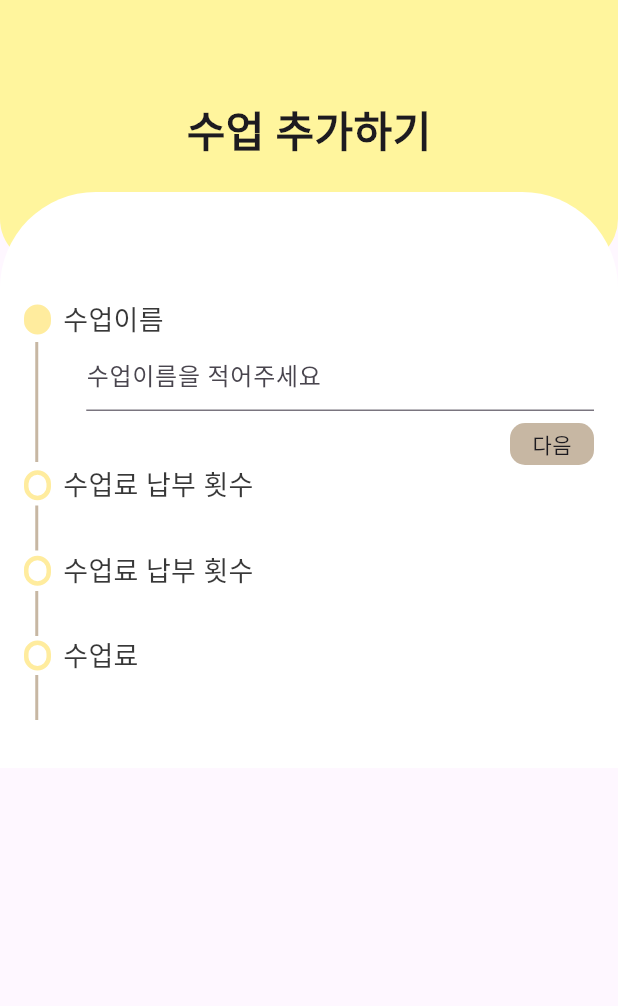
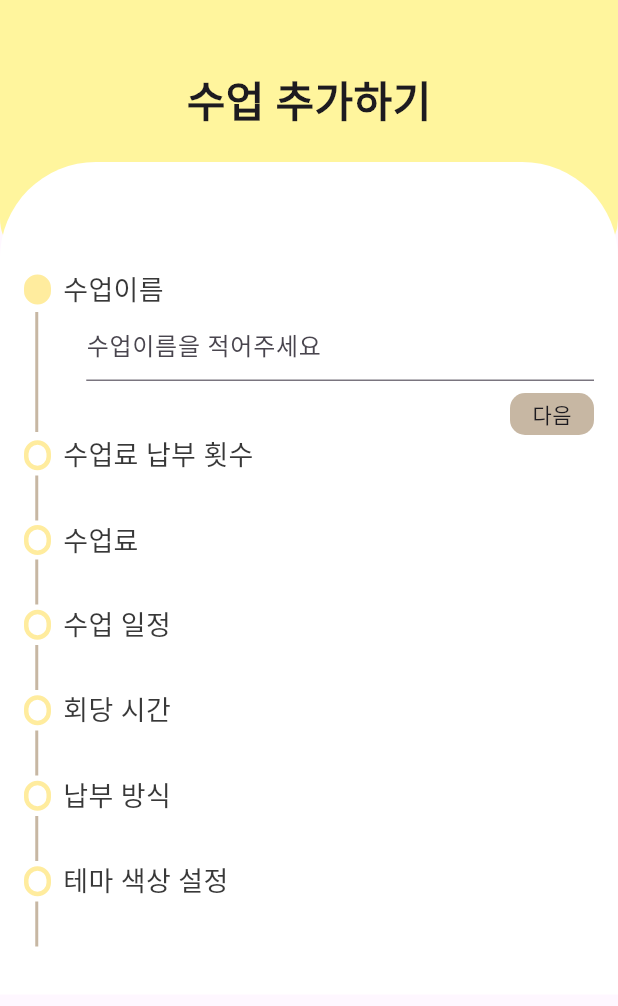
Before and after one commit to STUDULER/studuler_frontend, a Flutter app: the AddClassPage screen opened directly, on a phone screen of 412 x 824 dp, the part 111-1117 px from its top. Run offline on Flutter 3.47's test engine with Material 3 defaults, Android fonts, the phone set to English and light mode, and no system bars; our stand-ins replace card_swiper, dio, flutter_secure_storage, google_sign_in; missing offline and left inert: kakao_flutter_sdk; accounts and stored records are empty.

Commit message:
class input tile 폴더를 만들어서 거기에 정리

```diff
--- a/lib/teacher/page/add_class_page.dart
+++ b/lib/teacher/page/add_class_page.dart
@@ -3,6 +3,9 @@ import 'package:studuler/teacher/widget/add_class_tile.dart';
 
 import '../../common/util/gesture_dectector_hiding_keyboard.dart.dart';
 import '../../common/widget/background.dart';
+import '../widget/add_class_input_tile/class_name_input_tile.dart';
+import '../widget/add_class_input_tile/class_price_input_tile.dart';
+import '../widget/add_class_input_tile/number_of_classes_to_pay_input_tile.dart';
 
 class AddClassPage extends StatefulWidget {
   const AddClassPage({super.key});
@@ -67,14 +70,15 @@ class _AddClassPageState extends State<AddClassPage> {
     );
 
     return Scaffold(
-      body: Stack(
+      body: GestureDectectorHidingKeyboard(
+        child: Stack(
           children: [
             const Background(
               iconActionButtons: [],
             ),
             Column(
               children: [
-              const SizedBox(height: 140),
+                const SizedBox(height: 120),
                 const Text(
                   "수업 추가하기",
                   style: TextStyle(
@@ -86,11 +90,15 @@ class _AddClassPageState extends State<AddClassPage> {
                 Container(
                   decoration: const BoxDecoration(
                     color: Colors.white,
-                    borderRadius:
-                        BorderRadius.vertical(top: Radius.circular(64))),
+                    borderRadius: BorderRadius.vertical(
+                      top: Radius.circular(64),
+                    ),
+                  ),
                   child: Padding(
-                  padding:
-                      const EdgeInsets.symmetric(vertical: 32, horizontal: 16),
+                    padding: const EdgeInsets.symmetric(
+                      vertical: 32,
+                      horizontal: 16,
+                    ),
                     child: Column(
                       crossAxisAlignment: CrossAxisAlignment.start,
                       children: [
@@ -103,121 +111,82 @@ class _AddClassPageState extends State<AddClassPage> {
                           title: "수업이름",
                           inputTile: ClassNameInputTile(
                             currIndex: currIndex,
+                            positionIndex: 0,
                             classNameController: classNameController,
                             nextButton: nextButton,
                           ),
                         ),
-                      Row(
-                        children: [
-                          AnimatedContainer(
-                            duration: duration,
-                            curve: Curves.bounceInOut,
-                            width: 18,
-                            height: 20,
-                            decoration: BoxDecoration(
-                              border: Border.all(
-                                width: 3,
-                                color: const Color(0xffffec9e),
-                              ),
-                              borderRadius: BorderRadius.circular(20),
-                              // color: const Color(0xffffec9e),
-                              color: Colors.transparent,
-                            ),
-                          ),
-                          const Padding(
-                            padding: EdgeInsets.symmetric(horizontal: 8.0),
-                            child: Text(
-                              "수업료 납부 횟수",
-                              style: TextStyle(
-                                fontSize: 18,
-                                color: Color(0xff383838),
-                              ),
-                            ),
-                          ),
-                        ],
-                      ),
-                      Row(
-                        children: [
-                          const SizedBox(
-                            width: 7.5,
-                          ),
-                          AnimatedContainer(
-                            curve: Curves.bounceInOut,
-                            duration: duration,
-                            width: 2,
-                            height: currIndex == 1 ? 80 : 30,
-                            color: const Color(0xFFC7B7A3),
-                          ),
-                          const SizedBox(
-                            width: 32,
-                          ),
-                          NumberOfClassesToPayInputTile(
+                        AddClassTile(
+                          currIdx: currIndex,
+                          positionIdx: 1,
+                          title: "수업료 납부 횟수",
+                          inputTile: NumberOfClassesToPayInputTile(
                             currIndex: currIndex,
+                            positionIndex: 1,
                             classNameController: numOfClassesToPayController,
                             beforeButton: beforeButton,
                             nextButton: nextButton,
                           ),
-                        ],
                         ),
-                      AddClassTile(currIdx: currIndex, positionIdx: 1, title: "수업료 납부 횟수", inputTile:  ClassPriceInputTile(
+                        AddClassTile(
+                          currIdx: currIndex,
+                          positionIdx: 2,
+                          title: "수업료",
+                          inputTile: ClassPriceInputTile(
                             currIndex: currIndex,
-                            classNameController: numOfClassesToPayController,
-                            beforeButton: beforeButton,
-                            nextButton: nextButton,
-                          ),),
-
-                      Row(
-                        children: [
-                          AnimatedContainer(
-                            duration: duration,
-                            curve: Curves.bounceInOut,
-                            width: 18,
-                            height: 20,
-                            decoration: BoxDecoration(
-                              border: Border.all(
-                                width: 3,
-                                color: const Color(0xffffec9e),
-                              ),
-                              borderRadius: BorderRadius.circular(20),
-                              color: (currIndex == 2)
-                                  ? const Color(0xffffec9e)
-                                  : Colors.transparent,
-                            ),
-                          ),
-                          const Padding(
-                            padding: EdgeInsets.symmetric(horizontal: 8.0),
-                            child: Text(
-                              "수업료",
-                              style: TextStyle(
-                                fontSize: 18,
-                                color: Color(0xff383838),
-                              ),
-                            ),
-                          ),
-                        ],
-                      ),
-                      Row(
-                        children: [
-                          const SizedBox(
-                            width: 7.5,
-                          ),
-                          AnimatedContainer(
-                            curve: Curves.bounceInOut,
-                            duration: duration,
-                            width: 2,
-                            height: currIndex == 1 ? 80 : 30,
-                            color: const Color(0xFFC7B7A3),
-                          ),
-                          const SizedBox(
-                            width: 32,
-                          ),
-                          ClassPriceInputTile(
-                            currIndex: currIndex,
+                            positionIndex: 2,
                             classNameController: numOfClassesToPayController,
                             beforeButton: beforeButton,
                             nextButton: nextButton,
                           ),
-                        ],
+                        ),
+                        AddClassTile(
+                          currIdx: currIndex,
+                          positionIdx: 3,
+                          title: "수업 일정",
+                          inputTile: ClassPriceInputTile(
+                            currIndex: currIndex,
+                            positionIndex: 3,
+                            classNameController: numOfClassesToPayController,
+                            beforeButton: beforeButton,
+                            nextButton: nextButton,
+                          ),
+                        ),
+                        AddClassTile(
+                          currIdx: currIndex,
+                          positionIdx: 4,
+                          title: "회당 시간",
+                          inputTile: ClassPriceInputTile(
+                            currIndex: currIndex,
+                            positionIndex: 4,
+                            classNameController: numOfClassesToPayController,
+                            beforeButton: beforeButton,
+                            nextButton: nextButton,
+                          ),
+                        ),
+                        AddClassTile(
+                          currIdx: currIndex,
+                          positionIdx: 5,
+                          title: "납부 방식",
+                          inputTile: ClassPriceInputTile(
+                            currIndex: currIndex,
+                            positionIndex: 5,
+                            classNameController: numOfClassesToPayController,
+                            beforeButton: beforeButton,
+                            nextButton: nextButton,
+                          ),
+                        ),
+                        AddClassTile(
+                          currIdx: currIndex,
+                          positionIdx: 6,
+                          title: "테마 색상 설정",
+                          inputTile: ClassPriceInputTile(
+                            currIndex: currIndex,
+                            positionIndex: 6,
+                            classNameController: numOfClassesToPayController,
+                            beforeButton: beforeButton,
+                            nextButton: nextButton,
+                          ),
                         ),
                       ],
                     ),
@@ -227,135 +196,7 @@ class _AddClassPageState extends State<AddClassPage> {
             ),
           ],
         ),
+      ),
     );
   }
 }
-
-class ClassNameInputTile extends StatelessWidget {
-  const ClassNameInputTile({
-    super.key,
-    required this.currIndex,
-    required this.classNameController,
-    required this.nextButton,
-  });
-
-  final int currIndex;
-  final TextEditingController classNameController;
-  final GestureDectectorHidingKeyboard nextButton;
-
-  @override
-  Widget build(BuildContext context) {
-    return Expanded(
-      child: currIndex == 0
-          ? Column(
-              children: [
-                TextField(
-                  controller: classNameController,
-                  decoration: const InputDecoration(
-                    hintText: "수업이름을 적어주세요",
-                  ),
-                ),
-                const SizedBox(
-                  height: 8,
-                ),
-                Row(
-                  children: [const Spacer(), nextButton],
-                )
-              ],
-            )
-          : const SizedBox.shrink(),
-    );
-  }
-}
-
-class NumberOfClassesToPayInputTile extends StatelessWidget {
-  const NumberOfClassesToPayInputTile({
-    super.key,
-    required this.currIndex,
-    required this.classNameController,
-    required this.beforeButton,
-    required this.nextButton,
-  });
-
-  final int currIndex;
-  final TextEditingController classNameController;
-  final GestureDectectorHidingKeyboard beforeButton;
-  final GestureDectectorHidingKeyboard nextButton;
-
-  @override
-  Widget build(BuildContext context) {
-    return Expanded(
-      child: currIndex == 1
-          ? Column(
-              children: [
-                TextField(
-                  controller: classNameController,
-                  decoration: const InputDecoration(
-                    hintText: "수업이름을 적어주세요",
-                  ),
-                ),
-                const SizedBox(
-                  height: 8,
-                ),
-                Row(
-                  children: [
-                    const Spacer(),
-                    beforeButton,
-                    const SizedBox(
-                      width: 8,
-                    ),
-                    nextButton,
-                  ],
-                ),
-              ],
-            )
-          : const SizedBox.shrink(),
-    );
-  }
-}
-
-class ClassPriceInputTile extends StatelessWidget {
-  const ClassPriceInputTile({
-    super.key,
-    required this.currIndex,
-    required this.classNameController,
-    required this.beforeButton,
-    required this.nextButton,
-  });
-
-  final int currIndex;
-  final TextEditingController classNameController;
-  final GestureDectectorHidingKeyboard beforeButton;
-  final GestureDectectorHidingKeyboard nextButton;
-
-  @override
-  Widget build(BuildContext context) {
-    return Expanded(
-      child: currIndex == 2
-          ? Column(
-              children: [
-                TextField(
-                  controller: classNameController,
-                  decoration: const InputDecoration(
-                    hintText: "수업료는 얼마인가요?",
-                  ),
-                ),
-                const SizedBox(
-                  height: 8,
-                ),
-                Row(
-                  children: [
-                    const Spacer(),
-                    beforeButton,
-                    const SizedBox(
-                      width: 8,
-                    ),
-                    nextButton,
-                  ],
-                ),
-              ],
-            )
-          : const SizedBox.shrink(),
-    );
-  }
-}
--- /dev/null
+++ b/lib/teacher/widget/add_class_input_tile/class_name_input_tile.dart
@@ -0,0 +1,42 @@
+import 'package:flutter/material.dart';
+
+import '../../../common/util/gesture_dectector_hiding_keyboard.dart.dart';
+
+class ClassNameInputTile extends StatelessWidget {
+  const ClassNameInputTile({
+    super.key,
+    required this.currIndex,
+    required this.positionIndex,
+    required this.classNameController,
+    required this.nextButton,
+  });
+
+  final int currIndex;
+  final int positionIndex;
+  final TextEditingController classNameController;
+  final GestureDectectorHidingKeyboard nextButton;
+
+  @override
+  Widget build(BuildContext context) {
+    return Expanded(
+      child: currIndex == positionIndex
+          ? Column(
+              children: [
+                TextField(
+                  controller: classNameController,
+                  decoration: const InputDecoration(
+                    hintText: "수업이름을 적어주세요",
+                  ),
+                ),
+                const SizedBox(
+                  height: 8,
+                ),
+                Row(
+                  children: [const Spacer(), nextButton],
+                )
+              ],
+            )
+          : const SizedBox.shrink(),
+    );
+  }
+}
--- /dev/null
+++ b/lib/teacher/widget/add_class_input_tile/class_price_input_tile.dart
@@ -0,0 +1,52 @@
+import 'package:flutter/material.dart';
+
+import '../../../common/util/gesture_dectector_hiding_keyboard.dart.dart';
+
+class ClassPriceInputTile extends StatelessWidget {
+  const ClassPriceInputTile({
+    super.key,
+    required this.currIndex,
+    required this.positionIndex,
+    required this.classNameController,
+    required this.beforeButton,
+    required this.nextButton,
+  });
+
+  final int currIndex;
+  final int positionIndex;
+  final TextEditingController classNameController;
+  final GestureDectectorHidingKeyboard beforeButton;
+  final GestureDectectorHidingKeyboard nextButton;
+
+  @override
+  Widget build(BuildContext context) {
+    return Expanded(
+      child: currIndex == positionIndex
+          ? Column(
+              children: [
+                TextField(
+                  controller: classNameController,
+                  keyboardType: TextInputType.number,
+                  decoration: const InputDecoration(
+                    hintText: "수업료는 얼마인가요?",
+                  ),
+                ),
+                const SizedBox(
+                  height: 8,
+                ),
+                Row(
+                  children: [
+                    const Spacer(),
+                    beforeButton,
+                    const SizedBox(
+                      width: 8,
+                    ),
+                    nextButton,
+                  ],
+                ),
+              ],
+            )
+          : const SizedBox.shrink(),
+    );
+  }
+}
--- /dev/null
+++ b/lib/teacher/widget/add_class_input_tile/number_of_classes_to_pay_input_tile.dart
@@ -0,0 +1,52 @@
+import 'package:flutter/material.dart';
+
+import '../../../common/util/gesture_dectector_hiding_keyboard.dart.dart';
+
+class NumberOfClassesToPayInputTile extends StatelessWidget {
+  const NumberOfClassesToPayInputTile({
+    super.key,
+    required this.currIndex,
+    required this.positionIndex,
+    required this.classNameController,
+    required this.beforeButton,
+    required this.nextButton,
+  });
+
+  final int currIndex;
+  final int positionIndex;
+  final TextEditingController classNameController;
+  final GestureDectectorHidingKeyboard beforeButton;
+  final GestureDectectorHidingKeyboard nextButton;
+
+  @override
+  Widget build(BuildContext context) {
+    return Expanded(
+      child: currIndex == positionIndex
+          ? Column(
+              children: [
+                TextField(
+                  controller: classNameController,
+                  keyboardType: TextInputType.number,
+                  decoration: const InputDecoration(
+                    hintText: "수업료 납부 횟수를 적어주세요",
+                  ),
+                ),
+                const SizedBox(
+                  height: 8,
+                ),
+                Row(
+                  children: [
+                    const Spacer(),
+                    beforeButton,
+                    const SizedBox(
+                      width: 8,
+                    ),
+                    nextButton,
+                  ],
+                ),
+              ],
+            )
+          : const SizedBox.shrink(),
+    );
+  }
+}
```
Lines whose indentation alone changed are shown as unchanged.
